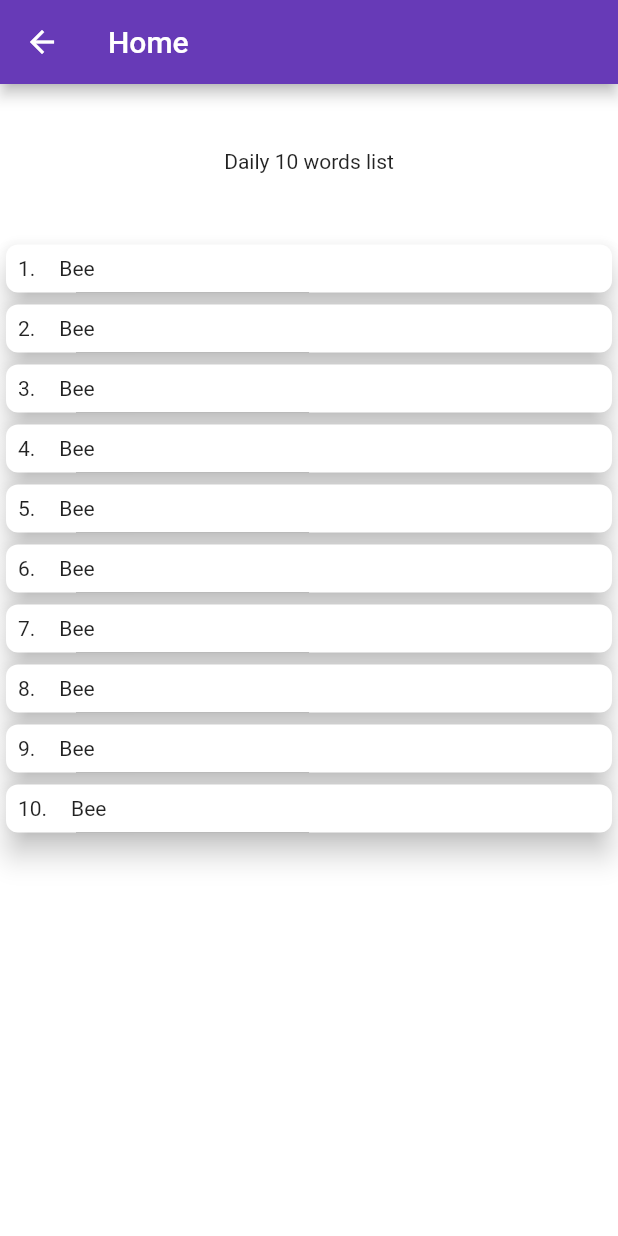
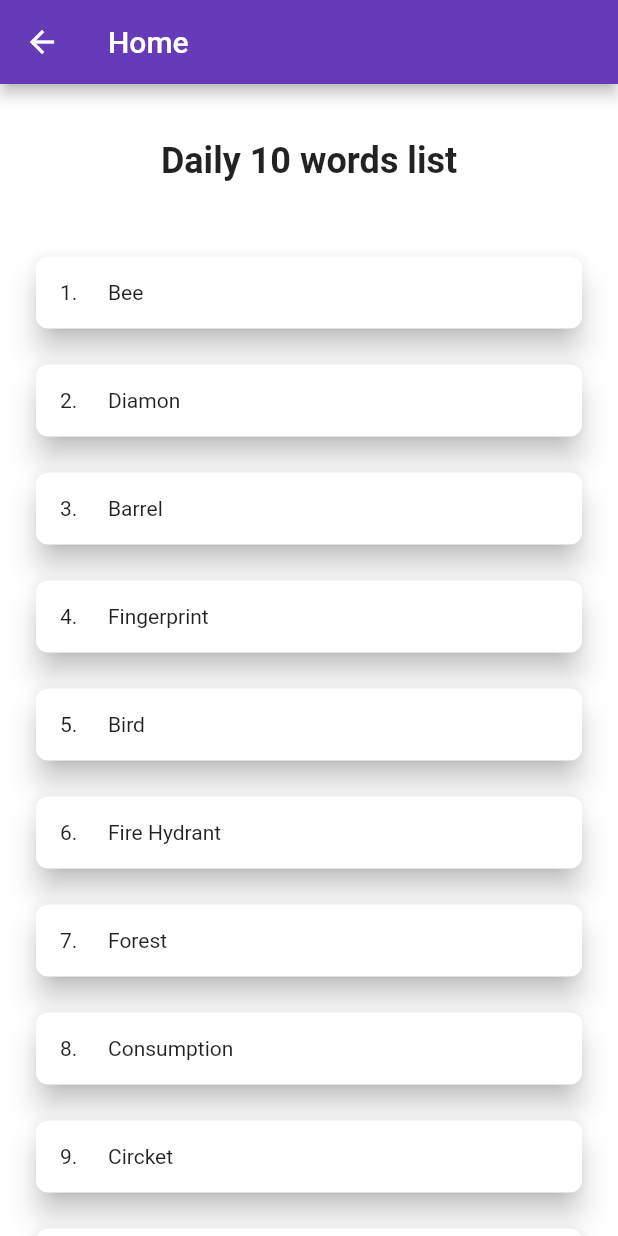
Before and after one commit to Feldrise/Super-Brain, a Flutter app: the TenWordsPage screen opened directly, on a phone screen of 412 x 824 dp. Run offline on Flutter 3.47's test engine with Material 2 defaults, Android fonts, the phone set to English and light mode, and no system bars; Roboto replaces fonts that are missing (Hind).

Commit message:
[Update] Make list automatic

```diff
--- a/super_brain/lib/Pages/WordsList/10WordsPage.dart
+++ b/super_brain/lib/Pages/WordsList/10WordsPage.dart
@@ -4,8 +4,22 @@ import 'package:super_brain/Widgets/TitleWidget.dart';
 import 'package:super_brain/Widgets/WordWidget.dart';
 
 class TenWordsPage extends StatelessWidget {
+
   @override
   Widget build(BuildContext context) {
+    final List<String> words = [
+      "Bee",
+      "Diamon",
+      "Barrel",
+      "Fingerprint",
+      "Bird",
+      "Fire Hydrant",
+      "Forest",
+      "Consumption",
+      "Circket",
+      "Pink"
+    ];
+
     return Scaffold(
       appBar: AppBar(
         title: Text("Home"),
@@ -14,16 +28,19 @@ class TenWordsPage extends StatelessWidget {
         child: Column(
           children: <Widget>[
             TitleWidget(title: "Daily 10 words list"),
-            WordWidget(number: "1", word: "Bee"),
-            WordWidget(number: "2", word: "Bee"),
-            WordWidget(number: "3", word: "Bee"),
-            WordWidget(number: "4", word: "Bee"),
-            WordWidget(number: "5", word: "Bee"),
-            WordWidget(number: "6", word: "Bee"),
-            WordWidget(number: "7", word: "Bee"),
-            WordWidget(number: "8", word: "Bee"),
-            WordWidget(number: "9", word: "Bee"),
-            WordWidget(number: "10", word: "Bee"),
+            Container(
+              child: Expanded(
+                child: ListView.builder(
+                  itemCount: words.length,
+                  itemBuilder: (context, index) {
+                    return ListTile(
+                      title: WordWidget(number: "${index + 1}", word: "${words[index]}",),
+                      // title: Text("$index. ${words[index]}")
+                    );
+                  }
+                ),
+              ),
+            ),
           ],
         ),
       )
--- a/super_brain/lib/Widgets/TitleWidget.dart
+++ b/super_brain/lib/Widgets/TitleWidget.dart
@@ -11,7 +11,7 @@ class TitleWidget extends StatelessWidget {
     return AspectRatio(
       aspectRatio: 4 / 1,
       child: Center(
-        child: Text(title)
+        child: Text(title, style: Theme.of(context).textTheme.title,)
       ),
     );
   }
--- a/super_brain/lib/Widgets/WordWidget.dart
+++ b/super_brain/lib/Widgets/WordWidget.dart
@@ -12,12 +12,12 @@ class WordWidget extends StatelessWidget {
   Widget build(BuildContext context) {
     return Card(
       child: Padding(
-        padding: EdgeInsets.all(8.0),
+        padding: EdgeInsets.all(16.0),
         child: Row(
           children: <Widget>[
-            Padding(
-              padding: EdgeInsets.only(left: 0.0, top: 0.0, right: 16.0, bottom: 0.0),
-              child: Text(number + "."),
+            Container(
+              width: 32,
+              child: Text("$number."),
             ),
             Expanded(
               child: Text(word),
--- a/super_brain/lib/main.dart
+++ b/super_brain/lib/main.dart
@@ -22,7 +22,7 @@ class MyApp extends StatelessWidget {
         // text styling for headlines, titles, bodies of text, and more.
         textTheme: TextTheme(
           headline: TextStyle(fontSize: 72.0, fontWeight: FontWeight.bold),
-          title: TextStyle(fontSize: 36.0, fontStyle: FontStyle.italic),
+          title: TextStyle(fontSize: 24.0, fontWeight: FontWeight.bold),
           body1: TextStyle(fontSize: 14.0, fontFamily: 'Hind'),
         ),
 
@@ -31,7 +31,8 @@ class MyApp extends StatelessWidget {
           shape: RoundedRectangleBorder(
             borderRadius: BorderRadius.circular(8.0),
           ),
-          color: Colors.white
+          color: Colors.white,
+          margin: EdgeInsets.all(8)
         ),
       ),
       home: MainPage(),
```
